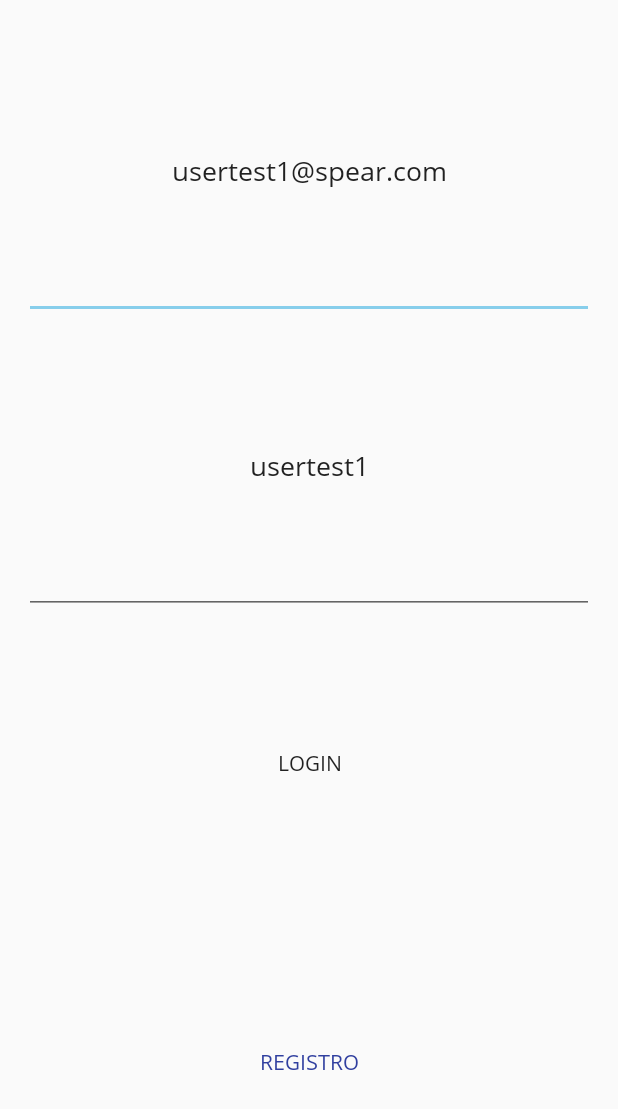
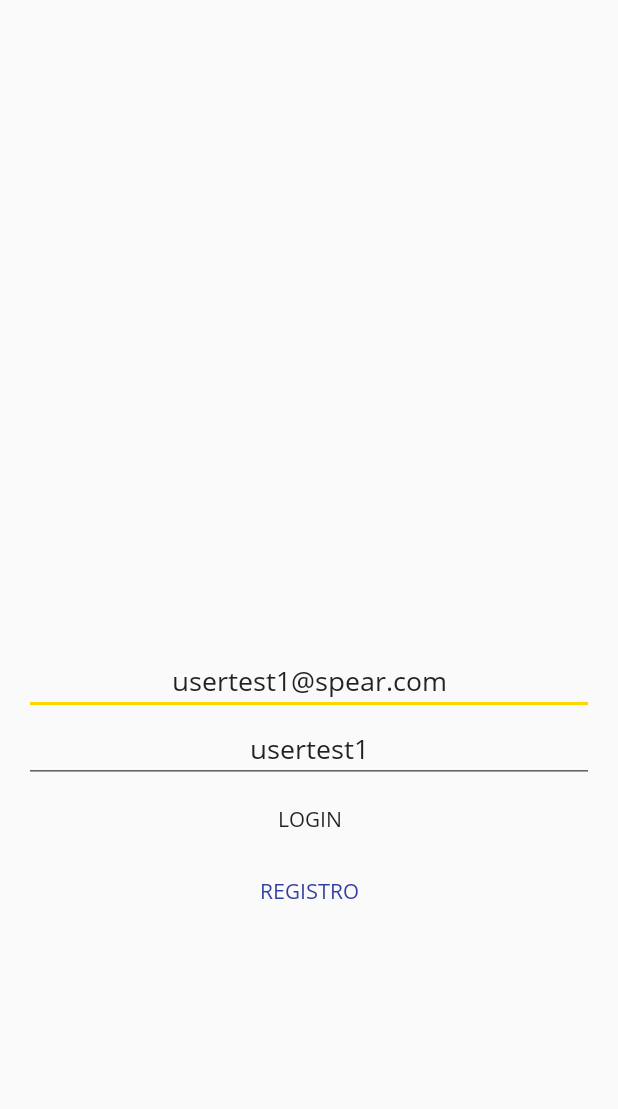
Before and after one commit to Jon-River/Spear, an Android app: the screen it shows after launch (LoginActivity), on a phone screen of 412 x 824 dp. Shown: the top 1109 px of the screen. Run offline under Robolectric (Android 15) with nearby library versions, the phone set to English and light mode, and no system bars; our stand-ins replace Firebase (no records; nobody signed in at launch, a user with empty details on screens opened directly), Volley; libraries missing offline, so code that uses them is left out: com.activeandroid.app; 2 statements that could not run were skipped.

Commit message:
before mvp ----

```diff
--- a/app/src/main/java/fragments/album/AlbumFragment.java
+++ b/app/src/main/java/fragments/album/AlbumFragment.java
@@ -80,6 +80,7 @@ public class AlbumFragment extends Fragment implements View.OnClickListener, Alb
                              Bundle savedInstanceState) {
         // Inflate the layout for this fragment
         View v = inflater.inflate(R.layout.fragment_album, container, false);
+        //CameraManagerInterface cameraManager = new CameraManagerImp(getActivity());
         albumPresenter = new AlbumPresenter(this, getActivity());
         init(v);
         //albumPresenter.loadImageInfo(); adapter not working
--- a/app/src/main/res/drawable/tab_color_selector.xml
+++ b/app/src/main/res/drawable/tab_color_selector.xml
@@ -1,5 +1,5 @@
 <?xml version="1.0" encoding="utf-8"?>
 <selector xmlns:android="http://schemas.android.com/apk/res/android">
-  <item android:drawable="@color/olivedrab" android:state_selected="true"/>
-  <item android:drawable="@color/olivedrab"/>
+  <item android:drawable="@color/navy" android:state_selected="true"/>
+  <item android:drawable="@color/navy"/>
 </selector>
--- a/app/src/main/res/layout/fragment_login.xml
+++ b/app/src/main/res/layout/fragment_login.xml
@@ -4,28 +4,47 @@
     android:layout_height="match_parent"
     tools:context="fragments.login.LoginFragment"
     android:orientation="vertical"
-    android:weightSum="4">
+    android:weightSum="7">
 
 
 
+    <LinearLayout
+        android:layout_width="match_parent"
+        android:layout_height="0dp"
+        android:layout_weight="3"
+        >
+
+
+    </LinearLayout>
+
+
+    <LinearLayout
+        android:layout_width="match_parent"
+        android:layout_height="wrap_content"
+        ></LinearLayout>
+    <LinearLayout
+        android:layout_width="match_parent"
+        android:layout_height="0dp"
+        android:layout_weight="3"
+        android:gravity="center"
+        android:orientation="vertical"
+
+        >
         <EditText
-        android:layout_weight="1"
             android:layout_width="match_parent"
             android:layout_height="wrap_content"
             android:gravity="center_vertical|center_horizontal"
+            android:hint="email"
             android:id="@+id/editTextUser"/>
 
-
-
         <EditText
-        android:layout_weight="1"
             android:layout_width="match_parent"
+            android:hint="password"
             android:layout_height="wrap_content"
             android:gravity="center_vertical|center_horizontal"
             android:id="@+id/editTextPassword"/>
 
         <Button
-        android:layout_weight="1"
             android:layout_width="match_parent"
             android:layout_height="wrap_content"
             android:text="Login"
@@ -37,9 +56,16 @@
             android:layout_width="match_parent"
             android:layout_height="wrap_content"
             android:id="@+id/btnRegister"
-        android:layout_weight="1"
             android:background="@android:color/transparent"
             android:text="Registro"
             android:textColor="@color/colorPrimaryDark"
             android:onClick="openFragmentRegister"/>
+
+
     </LinearLayout>
+
+
+
+
+
+</LinearLayout>
--- a/app/src/main/res/layout/toolbar_album.xml
+++ b/app/src/main/res/layout/toolbar_album.xml
@@ -2,7 +2,7 @@
     xmlns:app="http://schemas.android.com/apk/res-auto"
     android:id="@+id/actionbarT"
     android:layout_width="match_parent"
-    android:layout_height="wrap_content"
+    android:layout_height="40dp"
     android:background="@color/black85"
     android:minHeight="?attr/actionBarSize"
     app:theme="@style/Base.Theme.AppCompat.CompactMenu"
--- a/app/src/main/res/layout/toolbar_map.xml
+++ b/app/src/main/res/layout/toolbar_map.xml
@@ -2,7 +2,7 @@
     xmlns:app="http://schemas.android.com/apk/res-auto"
     android:id="@+id/actionbarT"
     android:layout_width="match_parent"
-    android:layout_height="wrap_content"
+    android:layout_height="40dp"
     android:background="@color/black85"
     android:minHeight="?attr/actionBarSize"
     app:theme="@style/Base.Theme.AppCompat.CompactMenu"
--- a/app/src/main/res/layout/toolbar_weather.xml
+++ b/app/src/main/res/layout/toolbar_weather.xml
@@ -2,7 +2,7 @@
     xmlns:app="http://schemas.android.com/apk/res-auto"
     android:id="@+id/actionbarT"
     android:layout_width="match_parent"
-    android:layout_height="wrap_content"
+    android:layout_height="40dp"
     android:background="@color/black85"
     android:minHeight="?attr/actionBarSize"
     app:theme="@style/Base.Theme.AppCompat.CompactMenu"
--- a/app/src/main/res/values/styles.xml
+++ b/app/src/main/res/values/styles.xml
@@ -11,9 +11,9 @@
     <style name="MyTheme" parent="Theme.AppCompat.Light.DarkActionBar">
 
         <!-- Customize your theme here. -->
-        <item name="colorPrimary">@color/olivedrab</item>
-        <item name="colorPrimaryDark">@color/darkolivegreen</item>
-        <item name="colorAccent">@color/skyblue</item>
+        <item name="colorPrimary">@color/navy</item>
+        <item name="colorPrimaryDark">@color/darkblue</item>
+        <item name="colorAccent">@color/gold</item>
     </style>
     <!-- Base application theme. -->
     <style name="AppTheme" parent="Theme.AppCompat.Light.DarkActionBar">
```
Also changed, not shown: app/src/main/res/layout/fragment_weather.xml (+12 -6 lines). Lines whose indentation alone changed are shown as unchanged.
